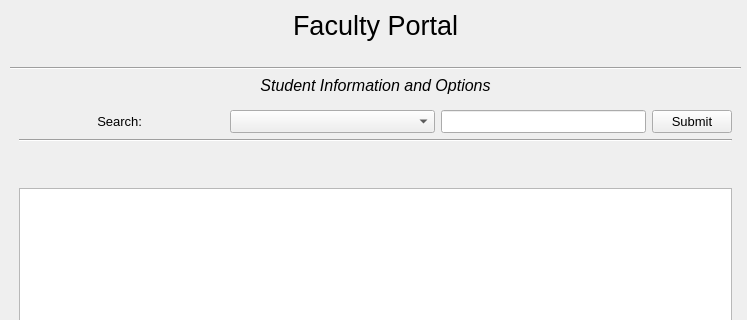
Before: the Qt Designer form Form Files/facultyView.ui in alixabahena/SIMS, drawn with Qt 5; both pictures show x 0 to 747 and y 0 to 320 of the 747 by 613 pixel window.
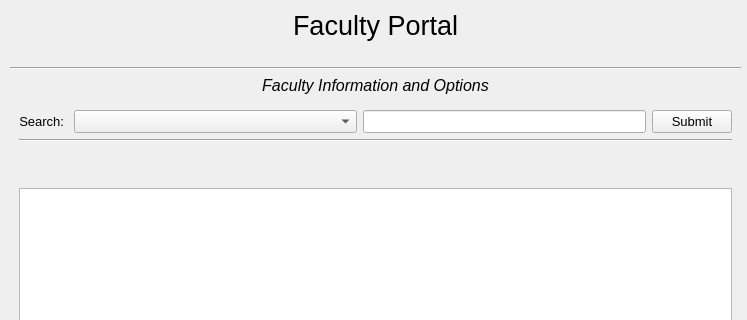
After: the same form once the commit is applied. The open tabs and pages were chosen to show the change.

Commit message: Working on faculty portal

```diff
--- a/Form Files/facultyView.ui
+++ b/Form Files/facultyView.ui
@@ -67,7 +67,7 @@
        </font>
       </property>
       <property name="text">
-       <string>Student Information and Options</string>
+       <string>Faculty Information and Options</string>
       </property>
       <property name="alignment">
        <set>Qt::AlignCenter</set>
@@ -361,7 +361,7 @@
           <item row="0" column="0">
            <widget class="QLabel" name="searchLabel">
             <property name="sizePolicy">
-             <sizepolicy hsizetype="Expanding" vsizetype="Minimum">
+             <sizepolicy hsizetype="Minimum" vsizetype="Minimum">
               <horstretch>0</horstretch>
               <verstretch>0</verstretch>
              </sizepolicy>
```
Left out of the diff: 2 changed lines with no effect on the pictures. The commit also changes 10 other files.
